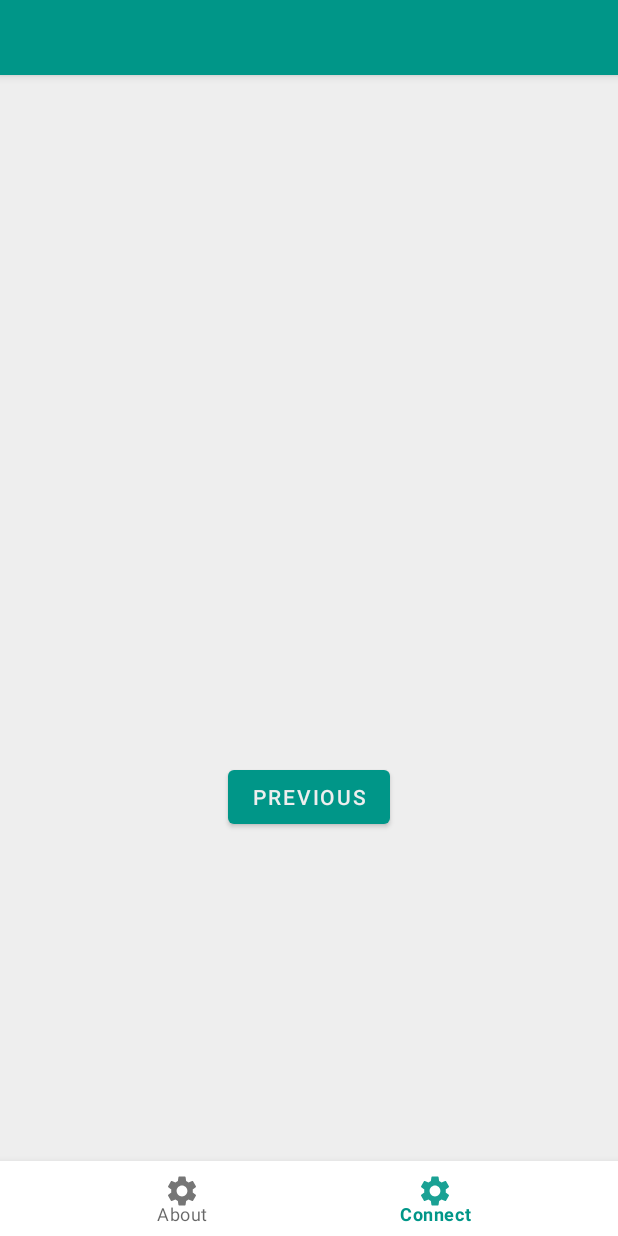
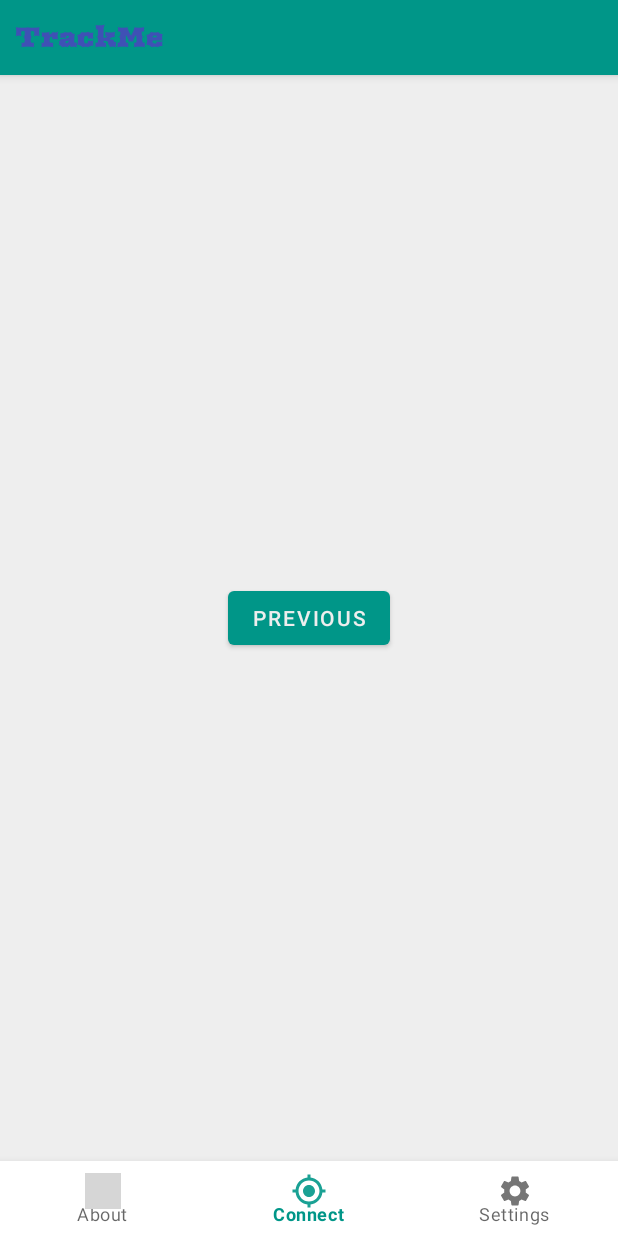
Before and after one commit to latusikl/TrackMe, an Android app: the AboutFragment screen opened through its navigation route, after a tap on "NEXT", on a phone screen of 412 x 824 dp. Run offline under Robolectric (Android 15) with nearby library versions, the phone set to English and light mode, and no system bars; our stand-ins replace navigation-ui; grey boxes are pictures that could not be loaded.

Commit message:
Rename fragments, add app name

```diff
--- a/app/src/main/java/pl/latusikl/trackme/FirstFragment.kt
+++ b/app/src/main/java/pl/latusikl/trackme/AboutFragment.kt
@@ -8,17 +8,14 @@ import android.view.ViewGroup
 import android.widget.Button
 import androidx.navigation.fragment.findNavController
 
-/**
- * A simple [Fragment] subclass as the default destination in the navigation.
- */
-class FirstFragment : Fragment() {
+class AboutFragment : Fragment() {
 
     override fun onCreateView(
             inflater: LayoutInflater, container: ViewGroup?,
             savedInstanceState: Bundle?
     ): View? {
         // Inflate the layout for this fragment
-        return inflater.inflate(R.layout.fragment_first, container, false)
+        return inflater.inflate(R.layout.fragment_about, container, false)
     }
 
     override fun onViewCreated(view: View, savedInstanceState: Bundle?) {
--- a/app/src/main/java/pl/latusikl/trackme/SecondFragment.kt
+++ b/app/src/main/java/pl/latusikl/trackme/ConnectFragment.kt
@@ -8,17 +8,14 @@ import android.view.ViewGroup
 import android.widget.Button
 import androidx.navigation.fragment.findNavController
 
-/**
- * A simple [Fragment] subclass as the second destination in the navigation.
- */
-class SecondFragment : Fragment() {
+class ConnectFragment : Fragment() {
 
     override fun onCreateView(
             inflater: LayoutInflater, container: ViewGroup?,
             savedInstanceState: Bundle?
     ): View? {
         // Inflate the layout for this fragment
-        return inflater.inflate(R.layout.fragment_second, container, false)
+        return inflater.inflate(R.layout.fragment_connect, container, false)
     }
 
     override fun onViewCreated(view: View, savedInstanceState: Bundle?) {
--- /dev/null
+++ b/app/src/main/res/drawable/ic_baseline_gps_fixed_24.xml
@@ -0,0 +1,5 @@
+<vector android:alpha="0.9" android:height="24dp"
+    android:tint="?attr/colorControlNormal" android:viewportHeight="24"
+    android:viewportWidth="24" android:width="24dp" xmlns:android="http://schemas.android.com/apk/res/android">
+    <path android:fillColor="@android:color/white" android:pathData="M12,8c-2.21,0 -4,1.79 -4,4s1.79,4 4,4 4,-1.79 4,-4 -1.79,-4 -4,-4zM20.94,11c-0.46,-4.17 -3.77,-7.48 -7.94,-7.94L13,1h-2v2.06C6.83,3.52 3.52,6.83 3.06,11L1,11v2h2.06c0.46,4.17 3.77,7.48 7.94,7.94L11,23h2v-2.06c4.17,-0.46 7.48,-3.77 7.94,-7.94L23,13v-2h-2.06zM12,19c-3.87,0 -7,-3.13 -7,-7s3.13,-7 7,-7 7,3.13 7,7 -3.13,7 -7,7z"/>
+</vector>
--- a/app/src/main/res/layout/activity_main.xml
+++ b/app/src/main/res/layout/activity_main.xml
@@ -12,6 +12,18 @@
         android:layout_height="50dp"
         android:background="@color/primary"
         android:theme="@style/Theme.TrackMe.AppBarOverlay">
+
+        <TextView
+            android:id="@+id/appNameTextView"
+            android:layout_width="164dp"
+            android:layout_height="match_parent"
+            android:fontFamily="@font/arbutus"
+            android:gravity="center_vertical"
+            android:paddingLeft="10dp"
+            android:text="@string/appName"
+            android:textColor="@color/accent"
+            android:textSize="18sp"
+            android:textStyle="bold" />
     </com.google.android.material.appbar.AppBarLayout>
 
     <com.google.android.material.bottomnavigation.BottomNavigationView
--- a/app/src/main/res/layout/fragment_first.xml
+++ b/app/src/main/res/layout/fragment_about.xml
@@ -5,7 +5,7 @@
     android:layout_width="match_parent"
     android:layout_height="match_parent"
     android:background="@color/secondary"
-    tools:context=".FirstFragment">
+    tools:context=".AboutFragment">
 
     <Button
         android:id="@+id/button_first"
--- a/app/src/main/res/layout/fragment_second.xml
+++ b/app/src/main/res/layout/fragment_connect.xml
@@ -4,16 +4,7 @@
     xmlns:tools="http://schemas.android.com/tools"
     android:layout_width="match_parent"
     android:layout_height="match_parent"
-    tools:context=".SecondFragment">
-
-    <TextView
-        android:id="@+id/textview_second"
-        android:layout_width="wrap_content"
-        android:layout_height="wrap_content"
-        app:layout_constraintBottom_toTopOf="@id/button_second"
-        app:layout_constraintEnd_toEndOf="parent"
-        app:layout_constraintStart_toStartOf="parent"
-        app:layout_constraintTop_toTopOf="parent" />
+    tools:context=".ConnectFragment">
 
     <Button
         android:id="@+id/button_second"
@@ -23,5 +14,5 @@
         app:layout_constraintBottom_toBottomOf="parent"
         app:layout_constraintEnd_toEndOf="parent"
         app:layout_constraintStart_toStartOf="parent"
-        app:layout_constraintTop_toBottomOf="@id/textview_second" />
+        app:layout_constraintTop_toTopOf="parent" />
 </androidx.constraintlayout.widget.ConstraintLayout>
--- a/app/src/main/res/menu/menu_main.xml
+++ b/app/src/main/res/menu/menu_main.xml
@@ -3,21 +3,21 @@
     xmlns:tools="http://schemas.android.com/tools"
     tools:context="pl.latusikl.trackme.MainActivity">
     <item
-        android:id="@+id/FirstFragment"
+        android:id="@+id/AboutFragment"
         android:enabled="true"
-        android:title="About"
+        android:title="@string/about_name"
+        android:icon="@drawable/ic_baseline_info_24"
+        app:showAsAction="ifRoom" />
+    <item
+        android:id="@+id/ConnectFragment"
+        android:enabled="true"
+        android:title="@string/connect_name"
+        android:icon="@drawable/ic_baseline_gps_fixed_24"
+        app:showAsAction="ifRoom" />
+    <item
+        android:id="@+id/SettingsFragment"
+        android:enabled="true"
+        android:title="@string/settings_name"
         android:icon="@drawable/ic_baseline_settings_24"
         app:showAsAction="ifRoom" />
-    <item
-        android:id="@+id/SecondFragment"
-        android:enabled="true"
-        android:title="Connect"
-        android:icon="@drawable/ic_baseline_settings_24"
-        app:showAsAction="ifRoom" />
-<!--    <item-->
-<!--        android:id="@+id/action_music"-->
-<!--        android:enabled="true"-->
-<!--        android:title="Settings"-->
-<!--        android:icon="@drawable/ic_baseline_settings_24"-->
-<!--        app:showAsAction="ifRoom" />-->
 </menu>
--- a/app/src/main/res/navigation/nav_graph.xml
+++ b/app/src/main/res/navigation/nav_graph.xml
@@ -3,26 +3,26 @@
     xmlns:app="http://schemas.android.com/apk/res-auto"
     xmlns:tools="http://schemas.android.com/tools"
     android:id="@+id/nav_graph"
-    app:startDestination="@id/SecondFragment">
+    app:startDestination="@id/ConnectFragment">
 
     <fragment
-        android:id="@+id/FirstFragment"
-        android:name="pl.latusikl.trackme.FirstFragment"
-        android:label="@string/first_fragment_label"
-        tools:layout="@layout/fragment_first">
+        android:id="@+id/AboutFragment"
+        android:name="pl.latusikl.trackme.AboutFragment"
+        android:label="@string/about_name"
+        tools:layout="@layout/fragment_about">
 
         <action
             android:id="@+id/action_FirstFragment_to_SecondFragment"
-            app:destination="@id/SecondFragment" />
+            app:destination="@id/ConnectFragment" />
     </fragment>
     <fragment
-        android:id="@+id/SecondFragment"
-        android:name="pl.latusikl.trackme.SecondFragment"
-        android:label="@string/second_fragment_label"
-        tools:layout="@layout/fragment_second">
+        android:id="@+id/ConnectFragment"
+        android:name="pl.latusikl.trackme.ConnectFragment"
+        android:label="@string/connect_name"
+        tools:layout="@layout/fragment_connect">
 
         <action
             android:id="@+id/action_SecondFragment_to_FirstFragment"
-            app:destination="@id/FirstFragment" />
+            app:destination="@id/AboutFragment" />
     </fragment>
 </navigation>
--- a/app/src/main/res/values/strings.xml
+++ b/app/src/main/res/values/strings.xml
@@ -2,8 +2,6 @@
     <string name="app_name">TrackMe</string>
     <string name="action_settings">Settings</string>
     <!-- Strings used for fragments for navigation -->
-    <string name="first_fragment_label">First Fragment</string>
-    <string name="second_fragment_label">Second Fragment</string>
     <string name="next">Next</string>
     <string name="previous">Previous</string>
 
@@ -14,4 +12,8 @@
     <string name="hello_second_fragment">Hello second fragment. Arg: %1$s</string>
     <string name="tab_layout_connect">Connect</string>
     <string name="tab_layout_about">About</string>
+    <string name="about_name">About</string>
+    <string name="connect_name">Connect</string>
+    <string name="settings_name">Settings</string>
+    <string name="appName">TrackMe</string>
 </resources>
```
